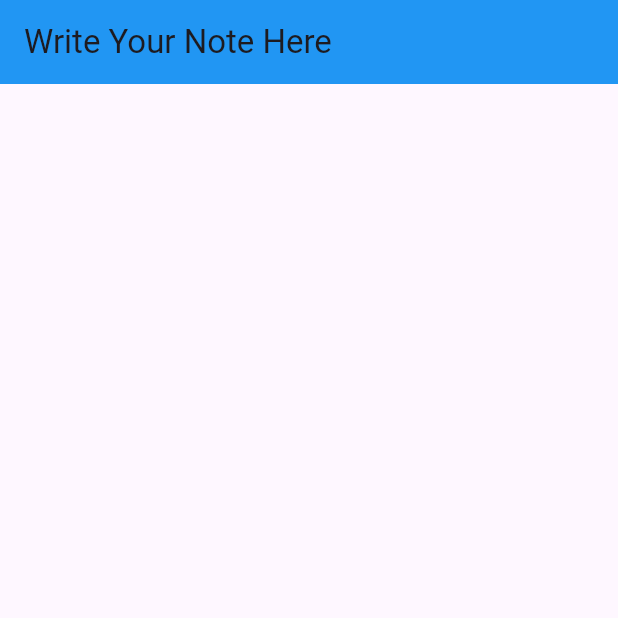
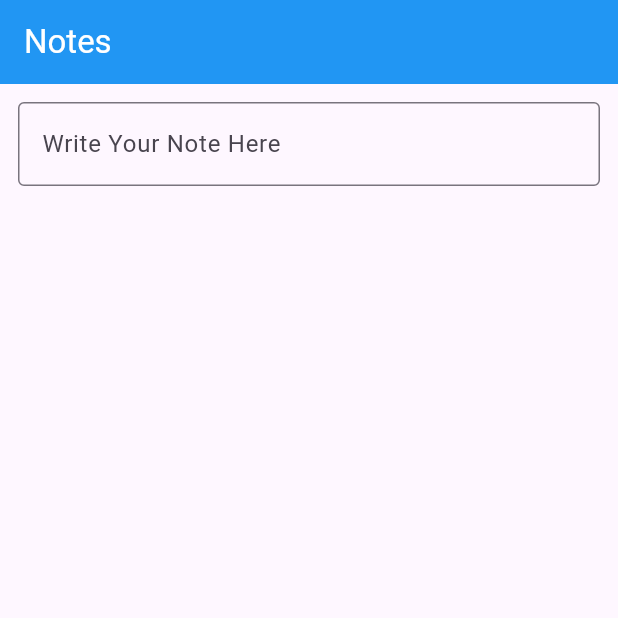
Before and after one commit to Yashu-Chaudhary/Notes, a Flutter app: the screen it shows after launch, on a phone screen of 412 x 824 dp, the top half of it. Run offline on Flutter 3.47's test engine with Material 3 defaults, Android fonts, the phone set to English and light mode, and no system bars.

```diff
--- a/lib/home.dart
+++ b/lib/home.dart
@@ -1,25 +1,62 @@
 import 'package:flutter/material.dart';
 
-
-class Home extends StatelessWidget {
+class Home extends StatefulWidget {
   const Home({super.key});
 
   @override
+  State<Home> createState() => _HomeState();
+}
+
+class _HomeState extends State<Home> {
+  TextEditingController controller = TextEditingController();
+  List<String> notes = [];
+
+  @override
   Widget build(BuildContext context) {
-    List<String> notes = [];
-
     return Scaffold(
       appBar: AppBar(
-        title: const Text('Write Your Note Here'),
+        title: const Text(
+          'Notes',
+          style: TextStyle(color: Colors.white),
+        ),
         backgroundColor: Colors.blue,
       ),
-      body: const Padding(
-        padding: EdgeInsets.all(12.0),
+      body: Padding(
+        padding: const EdgeInsets.all(12.0),
         child: Column(
           children: [
             TextField(
-              decoration: ,
+              controller: controller,
+              decoration: const InputDecoration(
+                hintText: 'Write Your Note Here',
+                border: OutlineInputBorder(borderSide: BorderSide(width: 2)),
+              ),
+              onEditingComplete: () {
+                setState(() {
+                  notes.add(controller.text);
+                  controller.clear();
+                });
+              },
             ),
+            Expanded(
+              child: ListView(
+                children: [
+                  ...List.generate(
+                    notes.length,
+                    (index) => Card(
+                      color: Colors.amber,
+                      child: Padding(
+                        padding: const EdgeInsets.all(8.0),
+                        child: Text(
+                          notes[index],
+                          style: const TextStyle(fontSize: 24),
+                        ),
+                      ),
+                    ),
+                  )
+                ],
+              ),
+            )
           ],
         ),
       ),
```
